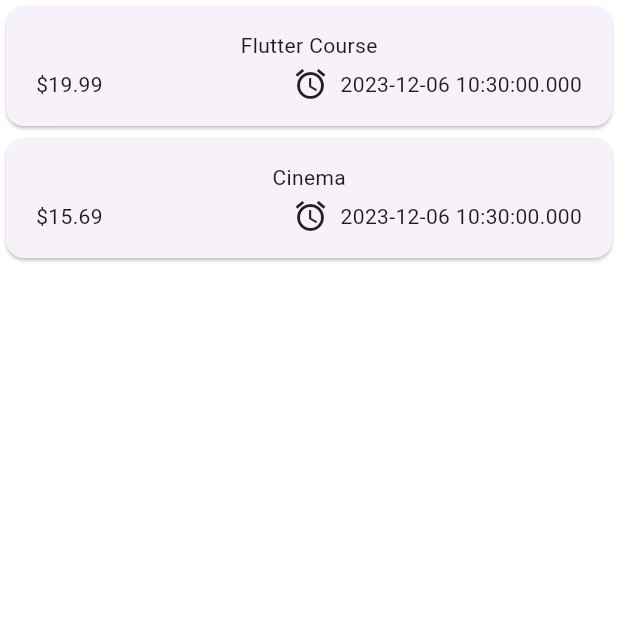
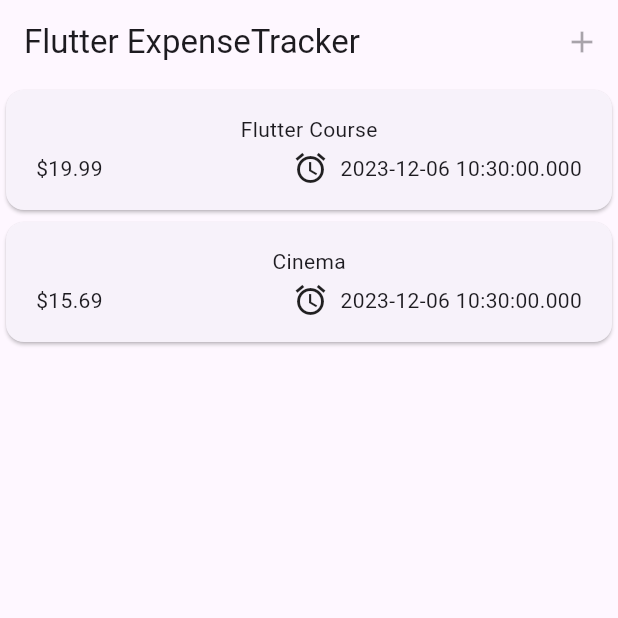
Before and after one commit to Blue89Azul/flutter_expense_tracker, a Flutter app: the screen it shows after launch, on a phone screen of 412 x 824 dp, the top half of it. Run offline on Flutter 3.47's test engine with Material 3 defaults, Android fonts, the phone set to English and light mode, and no system bars; statements that could not run were skipped.

Commit message:
added appBar and iconButton to show a modal to add new expense

```diff
--- a/lib/widgets/expenses.dart
+++ b/lib/widgets/expenses.dart
@@ -29,11 +29,26 @@ class _ExpenseState extends State<Expenses> {
 
   @override
   Widget build(BuildContext context) {
-    return Column(
-      children: [
-        Expanded(child: ExpensesList(expenses: _registeredExpense),
-        )
-      ],
+    return Scaffold(
+      appBar: AppBar(
+        title: const Text(
+          'Flutter ExpenseTracker',
+          textAlign: TextAlign.center,
+        ),
+        actions: [
+          IconButton(
+            onPressed: _openAddExpenseModal,
+            icon: const Icon(Icons.add),
+          )
+        ],
+      ),
+      body: Column(
+        children: [
+          Expanded(
+            child: ExpensesList(expenses: _registeredExpense),
+          )
+        ],
+      ),
     );
   }
 }
```
